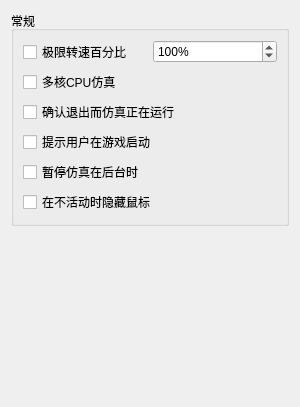
Qt form src/yuzu/configuration/configure_general.ui (formylover/yuzu-early-access) before a commit.
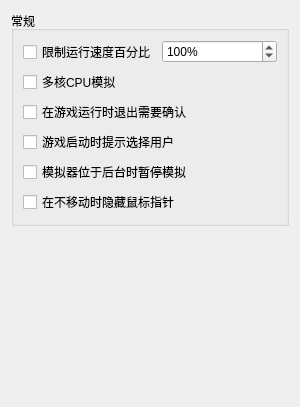
The same form after that commit.

The edit to the form file:
```diff
--- a/src/yuzu/configuration/configure_general.ui
+++ b/src/yuzu/configuration/configure_general.ui
@@ -29,7 +29,7 @@
             <item>
              <widget class="QCheckBox" name="toggle_frame_limit">
               <property name="text">
-               <string>极限转速百分比</string>
+               <string>限制运行速度百分比</string>
               </property>
              </widget>
             </item>
@@ -54,35 +54,35 @@
           <item>
            <widget class="QCheckBox" name="use_multi_core">
             <property name="text">
-             <string>多核CPU仿真</string>
+             <string>多核CPU模拟</string>
             </property>
            </widget>
           </item>
           <item>
            <widget class="QCheckBox" name="toggle_check_exit">
             <property name="text">
-             <string>确认退出而仿真正在运行</string>
+             <string>在游戏运行时退出需要确认</string>
             </property>
            </widget>
           </item>
           <item>
            <widget class="QCheckBox" name="toggle_user_on_boot">
             <property name="text">
-             <string>提示用户在游戏启动</string>
+             <string>游戏启动时提示选择用户</string>
             </property>
            </widget>
           </item>
           <item>
            <widget class="QCheckBox" name="toggle_background_pause">
             <property name="text">
-             <string>暂停仿真在后台时</string>
+             <string>模拟器位于后台时暂停模拟</string>
             </property>
            </widget>
           </item>
           <item>
            <widget class="QCheckBox" name="toggle_hide_mouse">
             <property name="text">
-             <string>在不活动时隐藏鼠标</string>
+             <string>在不移动时隐藏鼠标指针</string>
             </property>
            </widget>
           </item>
```
